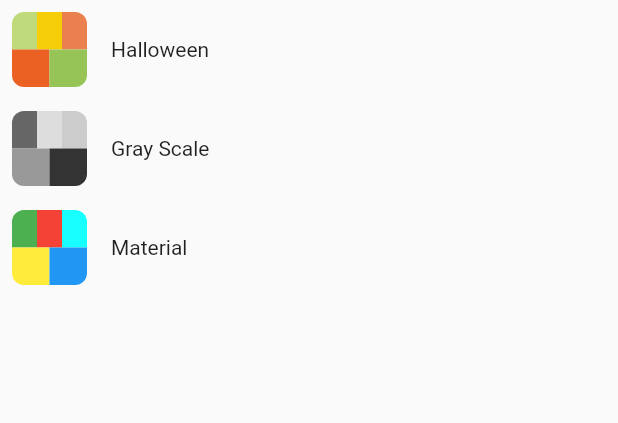
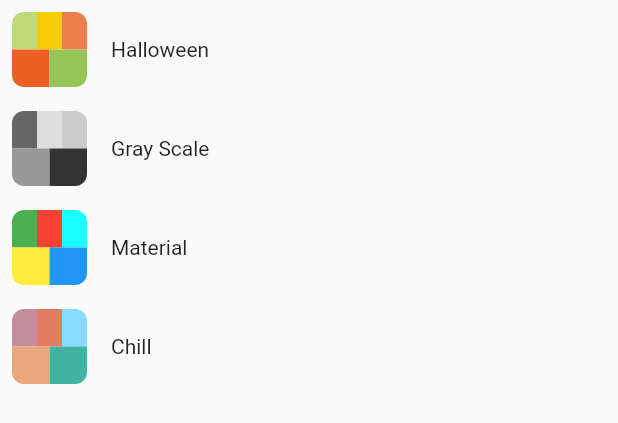
Before and after one commit to alexsullivan114/Fetris, a Flutter app: the DrawerContents widget shown alone on an empty page, opened directly, on a phone screen of 412 x 824 dp. Shown: the top 423 px of the screen. Run offline on Flutter 3.47's test engine with Material 2 defaults, Android fonts, the phone set to English and light mode, and no system bars.

Commit message:
Add a chill color theme

```diff
--- a/fetris/lib/Drawer.dart
+++ b/fetris/lib/Drawer.dart
@@ -10,7 +10,8 @@ class DrawerContents extends StatelessWidget {
   final themes = [
     Pair(FetrisColorTheme.halloween(), "Halloween"),
     Pair(FetrisColorTheme.grayScale(), "Gray Scale"),
-    Pair(FetrisColorTheme.material(), "Material")
+    Pair(FetrisColorTheme.material(), "Material"),
+    Pair(FetrisColorTheme.chill(), "Chill")
   ];
 
   @override
--- a/fetris/lib/FetrisColorTheme.dart
+++ b/fetris/lib/FetrisColorTheme.dart
@@ -71,4 +71,16 @@ class FetrisColorTheme {
         grid: Colors.white,
         gridLine: Colors.deepOrange);
   }
+
+  factory FetrisColorTheme.chill() {
+    return FetrisColorTheme(
+      t: Color(0xFFE27d60),
+      straight: Color(0xFF85DCFF),
+      square: Color(0xFFE8A87C),
+      l: Color(0xFFC38D9E),
+      s: Color(0xFF41B3A3),
+      grid: Colors.white,
+      gridLine: Color(0xFF342582),
+    );
+  }
 }
```
